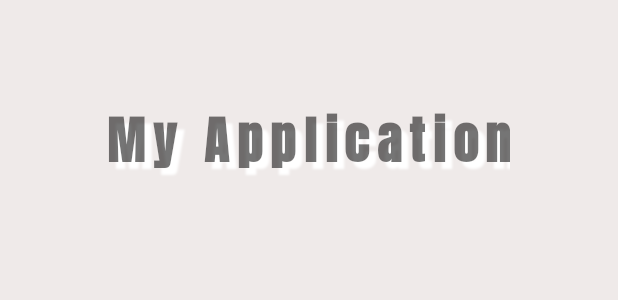
After one commit to EynavP/TicTakToe, an Android app: the layout activity_final.xml on its own in the app's theme, with its tools: preview values and no code run, on a phone screen of 412 x 824 dp. The commit adds this screen. Shown: the top 300 px of the screen. Run offline under Robolectric (Android 15) with nearby library versions, the phone set to English and light mode, and no system bars.

Commit message:
final page

```diff
--- a/app/src/main/AndroidManifest.xml
+++ b/app/src/main/AndroidManifest.xml
@@ -9,6 +9,9 @@
         android:roundIcon="@mipmap/ic_launcher_round"
         android:supportsRtl="true"
         android:theme="@style/Theme.MyApplication">
+        <activity
+            android:name=".FinalActivity"
+            android:exported="false" />
         <activity
             android:name=".GameActivity"
             android:exported="false" />
--- /dev/null
+++ b/app/src/main/res/layout/activity_final.xml
@@ -0,0 +1,48 @@
+<?xml version="1.0" encoding="utf-8"?>
+<androidx.constraintlayout.widget.ConstraintLayout xmlns:android="http://schemas.android.com/apk/res/android"
+    xmlns:app="http://schemas.android.com/apk/res-auto"
+    xmlns:tools="http://schemas.android.com/tools"
+    android:layout_width="match_parent"
+    android:layout_height="match_parent"
+    tools:context=".FinalActivity"
+    android:background="@color/background">
+
+
+    <TextView
+        android:id="@+id/Tv_declaration_title"
+        android:layout_width="wrap_content"
+        android:layout_height="80dp"
+        android:layout_alignParentStart="true"
+        android:layout_alignParentTop="true"
+        android:layout_alignParentEnd="true"
+        android:layout_marginTop="60dp"
+        android:fontFamily="@font/anton"
+        android:letterSpacing="0.15"
+        android:shadowColor="@color/white"
+        android:shadowDx="7"
+        android:shadowDy="7"
+        android:shadowRadius="1.5"
+        android:textAlignment="center"
+        android:textSize="34sp"
+        android:textStyle="bold"
+        android:text="@string/app_name"
+        app:layout_constraintEnd_toEndOf="parent"
+        app:layout_constraintHorizontal_bias="0.494"
+        app:layout_constraintStart_toStartOf="parent"
+        app:layout_constraintTop_toTopOf="parent" />
+
+    <androidx.recyclerview.widget.RecyclerView
+        android:id="@+id/RecyclerView"
+        android:layout_width="338dp"
+        android:layout_height="562dp"
+        android:layout_marginStart="1dp"
+        android:layout_marginEnd="1dp"
+        android:layout_marginBottom="1dp"
+        app:layout_constraintBottom_toBottomOf="parent"
+        app:layout_constraintEnd_toEndOf="parent"
+        app:layout_constraintStart_toStartOf="parent"
+        app:layout_constraintTop_toBottomOf="@+id/Tv_declaration_title"
+        app:layout_constraintVertical_bias="0.845" />
+
+
+</androidx.constraintlayout.widget.ConstraintLayout>
--- a/app/src/main/res/layout/activity_game.xml
+++ b/app/src/main/res/layout/activity_game.xml
@@ -4,7 +4,8 @@
     xmlns:tools="http://schemas.android.com/tools"
     android:layout_width="match_parent"
     android:layout_height="match_parent"
-    tools:context=".GameActivity">
+    tools:context=".GameActivity"
+    android:background="@color/background">
 
 
     <RelativeLayout
--- a/app/src/main/res/values/strings.xml
+++ b/app/src/main/res/values/strings.xml
@@ -6,4 +6,7 @@
     <string name="enter_your_names">Enter Your Names</string>
     <string name="submmit_names">Submmit Names</string>
     <string name="_00_00">00:00</string>
+    <string name="player_name">player name</string>
+    <string name="No_winner">No winner</string>
+    <string name="win">win</string>
 </resources>
```
Also changed, not shown: app/src/main/java/com/example/myapplication/FinalActivity.java (added, +68 -0 lines), app/src/main/java/com/example/myapplication/GameActivity.java (+11 -4 lines), app/src/main/java/com/example/myapplication/WinnerAdapter.java (added, +61 -0 lines), app/src/main/java/com/example/myapplication/Winners.java (added, +20 -0 lines), app/src/main/res/drawable/winner_rectangle.xml (added, +24 -0 lines), app/src/main/res/layout/recycler_item.xml (added, +88 -0 lines), app/src/main/res/drawable/sports_medal_icon.png (added).
